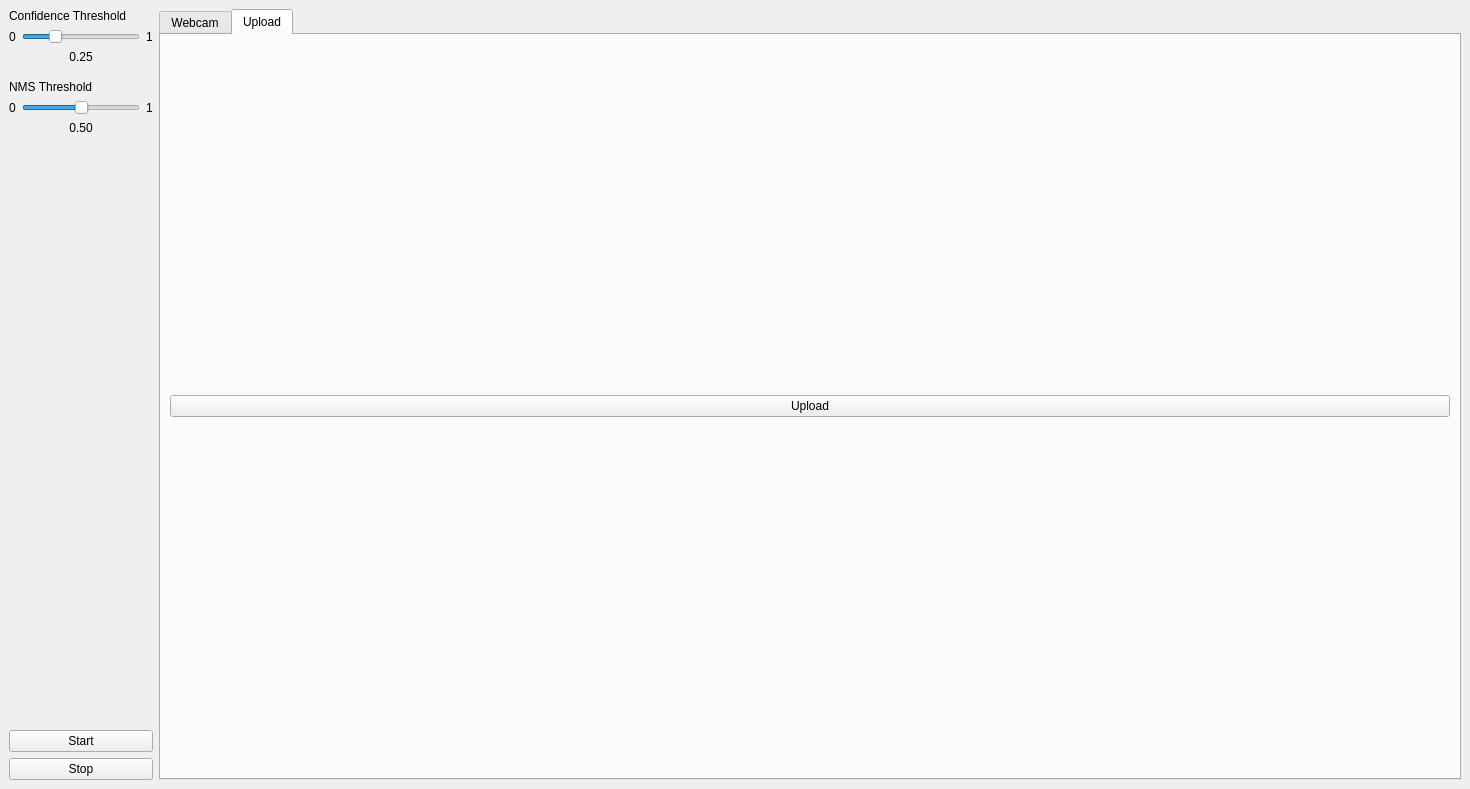
ethanlaj/yolo-cpp-api, file src/gui/MainWindow.ui: the form before one commit.
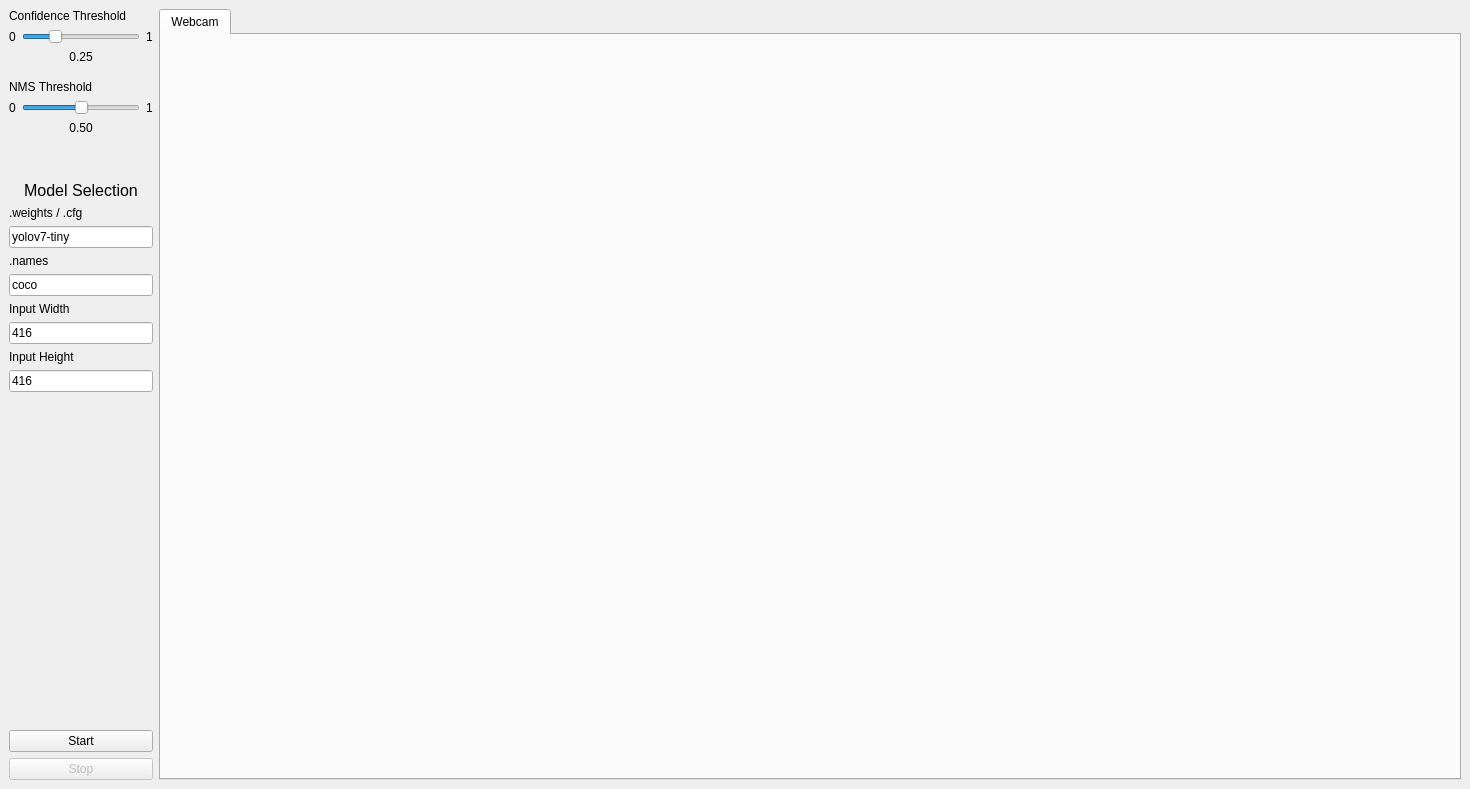
The form after the commit. The open tabs and pages were chosen to show the change.

Commit message: Ability to change model with the GUI

What changed in the file:
```diff
--- a/src/gui/MainWindow.ui
+++ b/src/gui/MainWindow.ui
@@ -186,7 +186,91 @@
          <enum>Qt::Vertical</enum>
         </property>
         <property name="sizeType">
-         <enum>QSizePolicy::Expanding</enum>
+         <enum>QSizePolicy::Minimum</enum>
+        </property>
+        <property name="sizeHint" stdset="0">
+         <size>
+          <width>20</width>
+          <height>40</height>
+         </size>
+        </property>
+       </spacer>
+      </item>
+      <item>
+       <widget class="QLabel" name="label_4">
+        <property name="font">
+         <font>
+          <pointsize>12</pointsize>
+         </font>
+        </property>
+        <property name="text">
+         <string>Model Selection</string>
+        </property>
+        <property name="alignment">
+         <set>Qt::AlignCenter</set>
+        </property>
+       </widget>
+      </item>
+      <item>
+       <widget class="QLabel" name="label">
+        <property name="text">
+         <string>.weights / .cfg</string>
+        </property>
+       </widget>
+      </item>
+      <item>
+       <widget class="QLineEdit" name="modelName">
+        <property name="text">
+         <string>yolov7-tiny</string>
+        </property>
+       </widget>
+      </item>
+      <item>
+       <widget class="QLabel" name="label_3">
+        <property name="text">
+         <string>.names</string>
+        </property>
+       </widget>
+      </item>
+      <item>
+       <widget class="QLineEdit" name="namesFile">
+        <property name="text">
+         <string>coco</string>
+        </property>
+       </widget>
+      </item>
+      <item>
+       <widget class="QLabel" name="label_5">
+        <property name="text">
+         <string>Input Width</string>
+        </property>
+       </widget>
+      </item>
+      <item>
+       <widget class="QLineEdit" name="inputWidth">
+        <property name="text">
+         <string>416</string>
+        </property>
+       </widget>
+      </item>
+      <item>
+       <widget class="QLabel" name="label_2">
+        <property name="text">
+         <string>Input Height</string>
+        </property>
+       </widget>
+      </item>
+      <item>
+       <widget class="QLineEdit" name="inputHeight">
+        <property name="text">
+         <string>416</string>
+        </property>
+       </widget>
+      </item>
+      <item>
+       <spacer name="verticalSpacer_3">
+        <property name="orientation">
+         <enum>Qt::Vertical</enum>
         </property>
         <property name="sizeHint" stdset="0">
          <size>
@@ -205,6 +289,9 @@
       </item>
       <item>
        <widget class="QPushButton" name="stopButton">
+        <property name="enabled">
+         <bool>false</bool>
+        </property>
         <property name="text">
          <string>Stop</string>
         </property>
@@ -214,6 +301,9 @@
     </item>
     <item>
      <widget class="QTabWidget" name="tabWidget">
+      <property name="enabled">
+       <bool>true</bool>
+      </property>
       <property name="currentIndex">
        <number>0</number>
       </property>
@@ -234,20 +324,6 @@
         </item>
        </layout>
       </widget>
-      <widget class="QWidget" name="uploadTab">
-       <attribute name="title">
-        <string>Upload</string>
-       </attribute>
-       <layout class="QVBoxLayout" name="uploadLayout">
-        <item>
-         <widget class="QPushButton" name="uploadButton">
-          <property name="text">
-           <string>Upload</string>
-          </property>
-         </widget>
-        </item>
-       </layout>
-      </widget>
      </widget>
     </item>
    </layout>
```
The commit also changes 1 other file.
